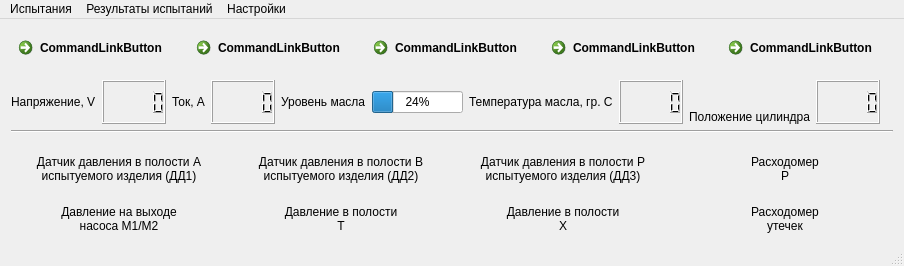
firef0xff/SSHGS01, file mainwindow.ui: the form before one commit.
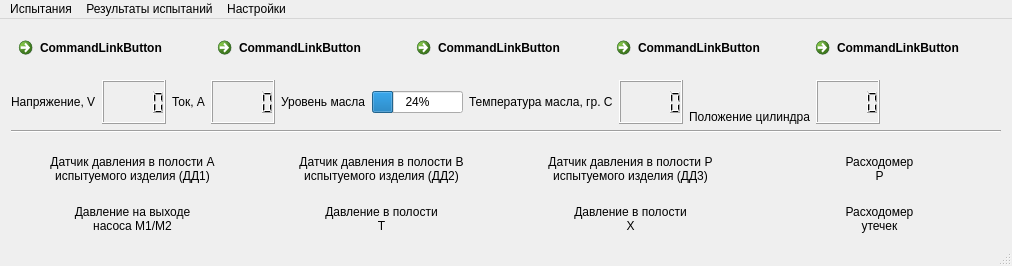
The form after the commit.

Diff of the .ui file:
```diff
--- a/mainwindow.ui
+++ b/mainwindow.ui
@@ -6,7 +6,7 @@
    <rect>
     <x>0</x>
     <y>0</y>
-    <width>904</width>
+    <width>1012</width>
     <height>266</height>
    </rect>
   </property>
@@ -385,8 +385,8 @@
     <rect>
      <x>0</x>
      <y>0</y>
-     <width>904</width>
-     <height>21</height>
+     <width>1012</width>
+     <height>26</height>
     </rect>
    </property>
    <widget class="QMenu" name="menu">
```
Left out of the diff: 19 changed lines with no effect on the pictures.
